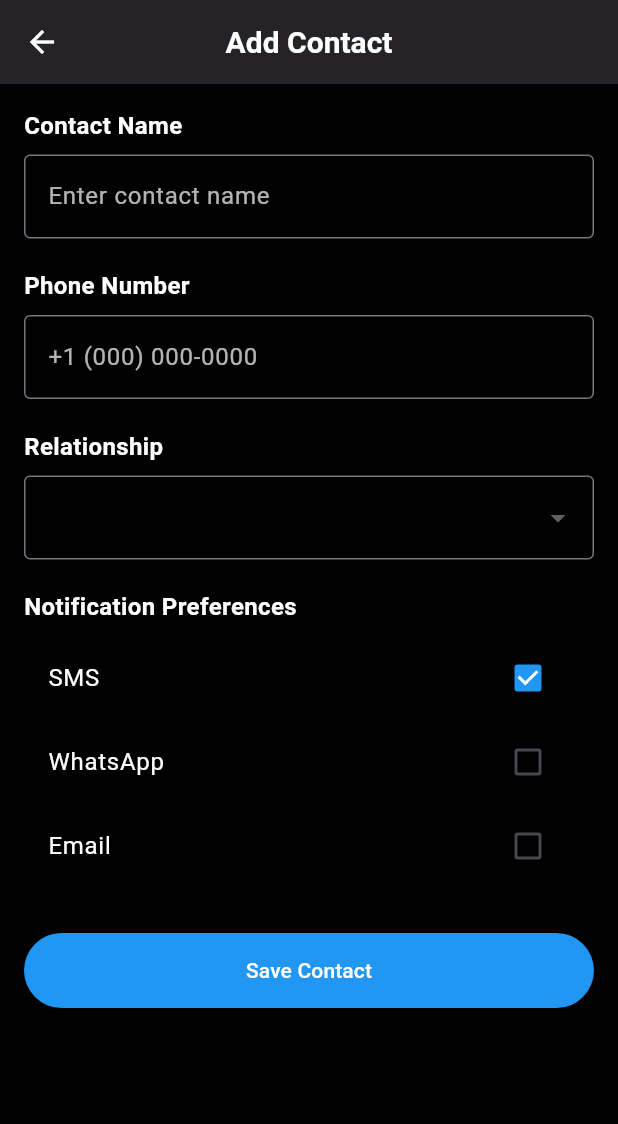
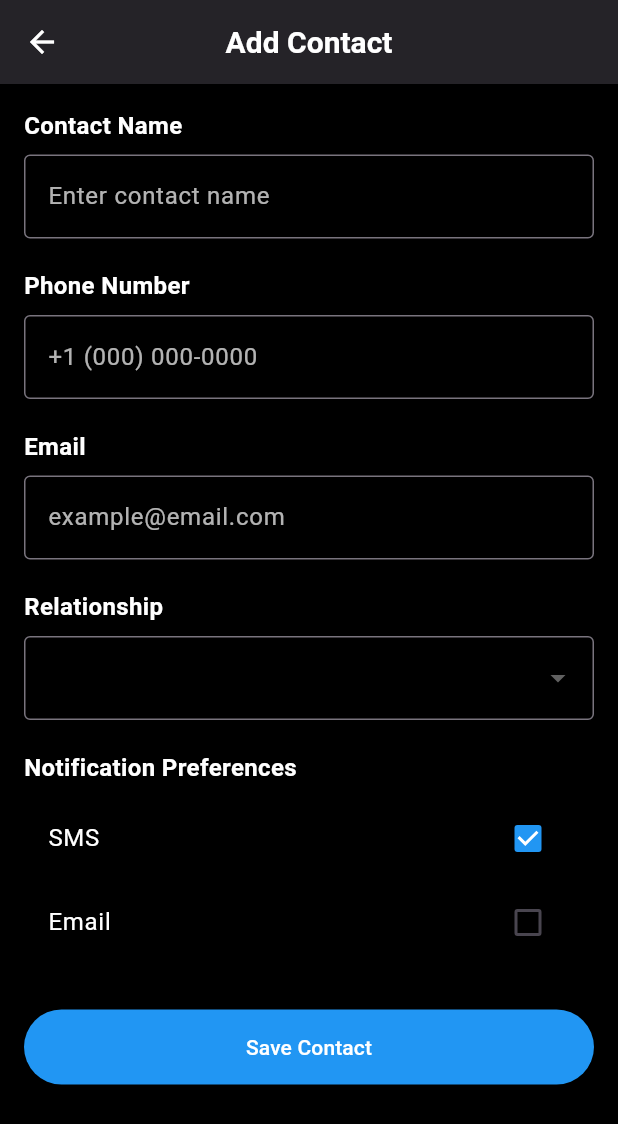
Before and after one commit to KarlaLorrane/guardian_angel_v1, a Flutter app: the screen it shows after launch, item 4 of the bottom bar chosen, after a tap on "Add New Contact", on a phone screen of 412 x 824 dp. Shown: the top 1124 px of the screen. Run offline on Flutter 3.47's test engine with Material 3 defaults, Android fonts, the phone set to English and light mode, and no system bars; our stand-ins replace battery_plus, camera, geocoding, geolocator, google_maps_flutter, hive and 3 more; missing offline and left inert: flutter_email_sender; accounts and stored records are empty.

Commit message:
Updates Send SMS / EMAIL and Contacts

```diff
--- a/lib/addeditcontactpage.dart
+++ b/lib/addeditcontactpage.dart
@@ -14,6 +14,7 @@ class _AddEditContactPageState extends State<AddEditContactPage> {
   final _formKey = GlobalKey<FormState>();
   late TextEditingController _nameController;
   late TextEditingController _phoneController;
+  late TextEditingController _emailController;
   late String _relationship;
   late List<bool> _notificationPrefs;
   late Box<Contact> _box;
@@ -22,15 +23,16 @@ class _AddEditContactPageState extends State<AddEditContactPage> {
   void initState() {
     super.initState();
     _box = Hive.box<Contact>('contactsBox');
-    // se for edição, preenche campos
     if (widget.contact != null) {
       _nameController = TextEditingController(text: widget.contact!.name);
       _phoneController = TextEditingController(text: widget.contact!.phone);
+      _emailController = TextEditingController(text: widget.contact!.email);
       _relationship = widget.contact!.relationship;
       _notificationPrefs = List.from(widget.contact!.notificationPrefs);
     } else {
       _nameController = TextEditingController();
       _phoneController = TextEditingController();
+      _emailController = TextEditingController();
       _relationship = '';
       _notificationPrefs = [true, false, false];
     }
@@ -40,6 +42,7 @@ class _AddEditContactPageState extends State<AddEditContactPage> {
   void dispose() {
     _nameController.dispose();
     _phoneController.dispose();
+    _emailController.dispose();
     super.dispose();
   }
 
@@ -48,19 +51,19 @@ class _AddEditContactPageState extends State<AddEditContactPage> {
       final newContact = Contact(
         name: _nameController.text,
         phone: _phoneController.text,
+        email: _emailController.text,
         relationship: _relationship,
         notificationPrefs: _notificationPrefs,
       );
       if (widget.contact != null) {
-        // edição
         widget.contact!
           ..name = newContact.name
           ..phone = newContact.phone
+          ..email = newContact.email
           ..relationship = newContact.relationship
           ..notificationPrefs = newContact.notificationPrefs
           ..save();
       } else {
-        // novo
         _box.add(newContact);
       }
       Navigator.pop(context);
@@ -112,6 +115,20 @@ class _AddEditContactPageState extends State<AddEditContactPage> {
               ),
 
               const SizedBox(height: 20),
+              _buildSectionHeader('Email'),
+              TextFormField(
+                controller: _emailController,
+                style: const TextStyle(color: Colors.white),
+                keyboardType: TextInputType.emailAddress,
+                decoration: InputDecoration(
+                  hintText: 'example@email.com',
+                  hintStyle: TextStyle(color: Colors.white70),
+                  border: const OutlineInputBorder(),
+                ),
+                validator: (value) => value!.isEmpty ? 'Please enter an email address' : null,
+              ),
+
+              const SizedBox(height: 20),
               _buildSectionHeader('Relationship'),
               DropdownButtonFormField<String>(
                 dropdownColor: Colors.grey[900],
@@ -144,13 +161,6 @@ class _AddEditContactPageState extends State<AddEditContactPage> {
                       checkColor: Colors.white,
                       value: _notificationPrefs[0],
                       onChanged: (val) => setState(() => _notificationPrefs[0] = val!),
-                    ),
-                    CheckboxListTile(
-                      title: const Text('WhatsApp', style: TextStyle(color: Colors.white)),
-                      activeColor: Colors.blue,
-                      checkColor: Colors.white,
-                      value: _notificationPrefs[1],
-                      onChanged: (val) => setState(() => _notificationPrefs[1] = val!),
                     ),
                     CheckboxListTile(
                       title: const Text('Email', style: TextStyle(color: Colors.white)),
--- a/lib/contact_model.dart
+++ b/lib/contact_model.dart
@@ -13,11 +13,14 @@ class Contact extends HiveObject {
   String relationship;
   @HiveField(3)
   List<bool> notificationPrefs;
+  @HiveField(4)
+  String? email;
 
   Contact({
     required this.name,
     required this.phone,
     required this.relationship,
     required this.notificationPrefs,
+    required this.email,
   });
 }
--- a/lib/settingspage.dart
+++ b/lib/settingspage.dart
@@ -1,30 +1,54 @@
 import 'package:flutter/material.dart';
+import 'package:hive/hive.dart';
+import 'package:hive_flutter/hive_flutter.dart';
 import 'emergencycontactspage.dart';
 import 'addeditcontactpage.dart';
+import 'contact_model.dart';
 
-class SettingsPage extends StatelessWidget {
+class SettingsPage extends StatefulWidget {
   const SettingsPage({super.key});
+
+  @override
+  State<SettingsPage> createState() => _SettingsPageState();
+}
+
+class _SettingsPageState extends State<SettingsPage> {
+  late bool _emergencyAlertsEnabled;
+  final Box _settingsBox = Hive.box('settingsBox');
+
+  @override
+  void initState() {
+    super.initState();
+    _emergencyAlertsEnabled = _settingsBox.get('emergencyAlerts', defaultValue: true);
+  }
+
+  void _toggleEmergencyAlerts(bool value) {
+    setState(() {
+      _emergencyAlertsEnabled = value;
+    });
+    _settingsBox.put('emergencyAlerts', value);
+  }
 
   @override
   Widget build(BuildContext context) {
     return Scaffold(
+      backgroundColor: Colors.black,
       appBar: AppBar(
-        title: const Text('App Settings'),
+        backgroundColor: Colors.grey[900],
+        title: const Text('App Settings', style: TextStyle(color: Colors.white)),
         centerTitle: true,
+        iconTheme: const IconThemeData(color: Colors.white),
       ),
       body: ListView(
         padding: const EdgeInsets.all(16),
         children: [
-          _buildSectionHeader('Location Sharing'),
-          _buildSwitchTile('Allow location access', true),
-
-          const SizedBox(height: 24),
           _buildSectionHeader('Notifications'),
-          _buildSwitchTile('Emergency alerts', true),
-
-          const SizedBox(height: 24),
-          _buildSectionHeader('Cloud Backup'),
-          _buildSwitchTile('Auto-sync data', false),
+          SwitchListTile(
+            title: const Text('Emergency alerts', style: TextStyle(color: Colors.white)),
+            value: _emergencyAlertsEnabled,
+            activeColor: Colors.blue,
+            onChanged: _toggleEmergencyAlerts,
+          ),
 
           const SizedBox(height: 32),
           _buildSectionHeader('Emergency Contacts'),
@@ -35,35 +59,35 @@ class SettingsPage extends StatelessWidget {
   }
 
   Widget _buildSectionHeader(String title) {
-    return Text(
+    return Padding(
+      padding: const EdgeInsets.only(bottom: 8),
+      child: Text(
         title,
         style: const TextStyle(
           fontSize: 18,
           fontWeight: FontWeight.bold,
+          color: Colors.white,
+        ),
       ),
     );
   }
 
-  Widget _buildSwitchTile(String title, bool value) {
-    return SwitchListTile(
-      title: Text(title),
-      value: value,
-      onChanged: (bool newValue) {
-        // Implementar lógica de mudança
-      },
-    );
-  }
+  Widget _buildEmergencyContactsCard(BuildContext context) {
+    return ValueListenableBuilder(
+      valueListenable: Hive.box<Contact>('contactsBox').listenable(),
+      builder: (context, Box<Contact> box, _) {
+        final contacts = box.values.toList();
 
-  Widget _buildEmergencyContactsCard(BuildContext context) {
         return Card(
+          color: Colors.grey[900],
           child: Padding(
             padding: const EdgeInsets.all(16),
             child: Column(
               children: [
-            ListTile(
-              leading: const Icon(Icons.person),
-              title: const Text('John Doe'),
-              subtitle: const Text('Parent'),
+                ...contacts.map((c) => ListTile(
+                  leading: const Icon(Icons.person, color: Colors.white),
+                  title: Text(c.name, style: const TextStyle(color: Colors.white)),
+                  subtitle: Text(c.relationship, style: const TextStyle(color: Colors.white70)),
                   onTap: () {
                     Navigator.push(
                       context,
@@ -72,20 +96,8 @@ class SettingsPage extends StatelessWidget {
                       ),
                     );
                   },
-            ),
-            ListTile(
-              leading: const Icon(Icons.person),
-              title: const Text('Jane Smith'),
-              subtitle: const Text('Spouse'),
-              onTap: () {
-                Navigator.push(
-                  context,
-                  MaterialPageRoute(
-                    builder: (context) => const EmergencyContactsPage(),
-                  ),
-                );
-              },
-            ),
+                )),
+                const SizedBox(height: 8),
                 TextButton(
                   onPressed: () {
                     Navigator.push(
@@ -95,11 +107,13 @@ class SettingsPage extends StatelessWidget {
                       ),
                     );
                   },
-              child: const Text('Add New Contact'),
+                  child: const Text('Add New Contact', style: TextStyle(color: Colors.blue)),
                 ),
               ],
             ),
           ),
         );
+      },
+    );
   }
 }
--- a/pubspec.yaml
+++ b/pubspec.yaml
@@ -28,7 +28,8 @@ dependencies:
   url_launcher: ^6.1.7            # para abrir SMS / WhatsApp
   battery_plus: ^6.2.1            # para obter o nível da bateria
   geocoding: ^3.0.0               # para obter o endereço a partir do GPS
-  google_maps_flutter: ^2.12.2    # para mostrar o mapa
+  google_maps_flutter: ^2.12.2    # para mostrar o map
+  telephony: ^0.2.0               # para envio automático de SMS
 
 dev_dependencies:
   flutter_test:
```
Also changed, not shown: lib/emergencycontactspage.dart (+32 -13 lines), lib/main.dart (+13 -46 lines), lib/contact_model.g.dart, pubspec.lock, 2 other files. Lines whose indentation alone changed are shown as unchanged.
